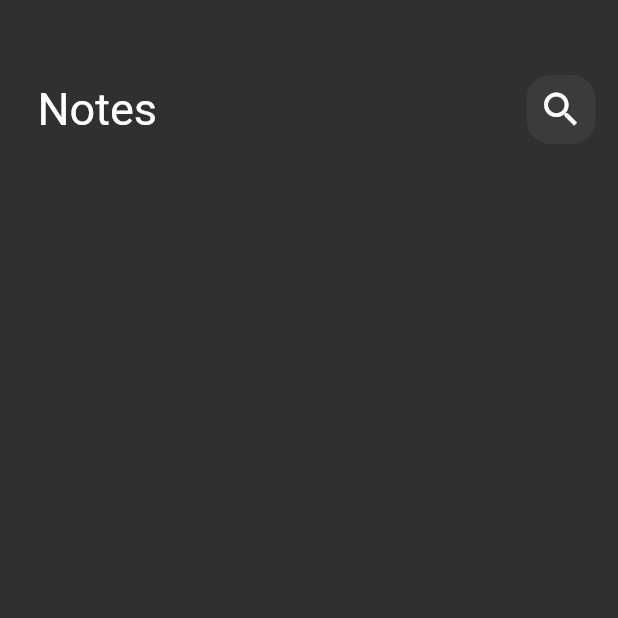
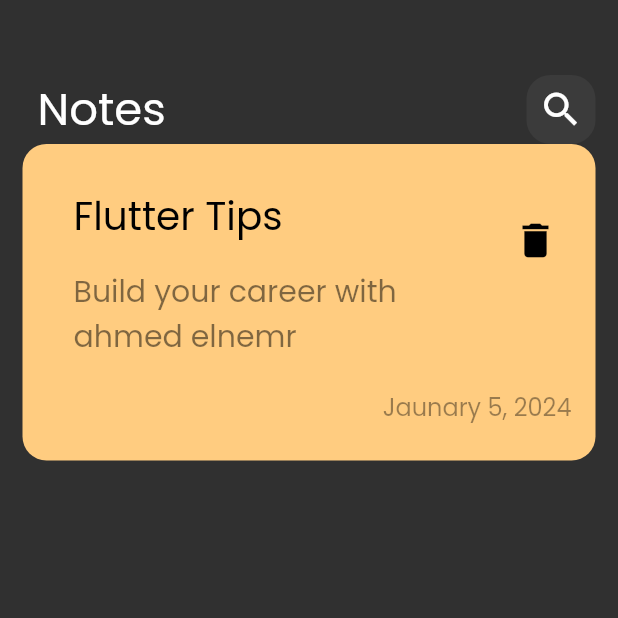
Before and after one commit to ahmedgamal826/notes_app, a Flutter app: the screen it shows after launch, on a phone screen of 412 x 824 dp, the top half of it. Run offline on Flutter 3.47's test engine with Material 2 defaults, Android fonts, the phone set to English and light mode, and no system bars.

Commit message:
create custom note item

```diff
--- a/lib/main.dart
+++ b/lib/main.dart
@@ -12,7 +12,7 @@ class NotesApp extends StatelessWidget {
   Widget build(BuildContext context) {
     return MaterialApp(
       debugShowCheckedModeBanner: false,
-      theme: ThemeData.dark(),
+      theme: ThemeData(brightness: Brightness.dark, fontFamily: 'Poppins'),
       home: const NoteView(),
     );
   }
--- /dev/null
+++ b/lib/views/widgets/custom_note_item.dart
@@ -0,0 +1,53 @@
+import 'package:flutter/material.dart';
+
+class NoteItem extends StatelessWidget {
+  const NoteItem({super.key});
+
+  @override
+  Widget build(BuildContext context) {
+    return Container(
+      decoration: BoxDecoration(
+          color: const Color(0xffFFCC80),
+          borderRadius: BorderRadius.circular(16)),
+      child: Padding(
+        padding: const EdgeInsets.only(left: 18, top: 24, bottom: 24),
+        child: Column(
+          crossAxisAlignment: CrossAxisAlignment.end,
+          children: [
+            ListTile(
+              title: Text(
+                'Flutter Tips',
+                style: TextStyle(fontSize: 26, color: Colors.black),
+              ),
+              subtitle: Padding(
+                padding: const EdgeInsets.only(top: 16, bottom: 16),
+                child: Text(
+                  'Build your career with ahmed elnemr',
+                  style: TextStyle(
+                      fontSize: 20, color: Colors.black.withOpacity(.5)),
+                ),
+              ),
+              trailing: IconButton(
+                  onPressed: () {
+                    print('delete successfully');
+                  },
+                  icon: Icon(
+                    Icons.delete,
+                    color: Colors.black,
+                    size: 30,
+                  )),
+            ),
+            Padding(
+              padding: const EdgeInsets.only(right: 16),
+              child: Text(
+                'Jaunary 5, 2024',
+                style: TextStyle(
+                    color: Colors.black.withOpacity(.4), fontSize: 16),
+              ),
+            )
+          ],
+        ),
+      ),
+    );
+  }
+}
--- a/lib/views/widgets/note_view_body.dart
+++ b/lib/views/widgets/note_view_body.dart
@@ -1,5 +1,6 @@
 import 'package:flutter/material.dart';
 import 'package:notes_app/views/widgets/custom_app_bar.dart';
+import 'package:notes_app/views/widgets/custom_note_item.dart';
 
 class NoteViewBody extends StatelessWidget {
   const NoteViewBody({super.key});
@@ -13,7 +14,8 @@ class NoteViewBody extends StatelessWidget {
           SizedBox(
             height: 50,
           ),
-          CustomAppBar()
+          CustomAppBar(),
+          NoteItem()
         ],
       ),
     );
```
Also changed, not shown: pubspec.yaml (+6 -11 lines), assets/fonts/Poppins-Regular.ttf (added).
